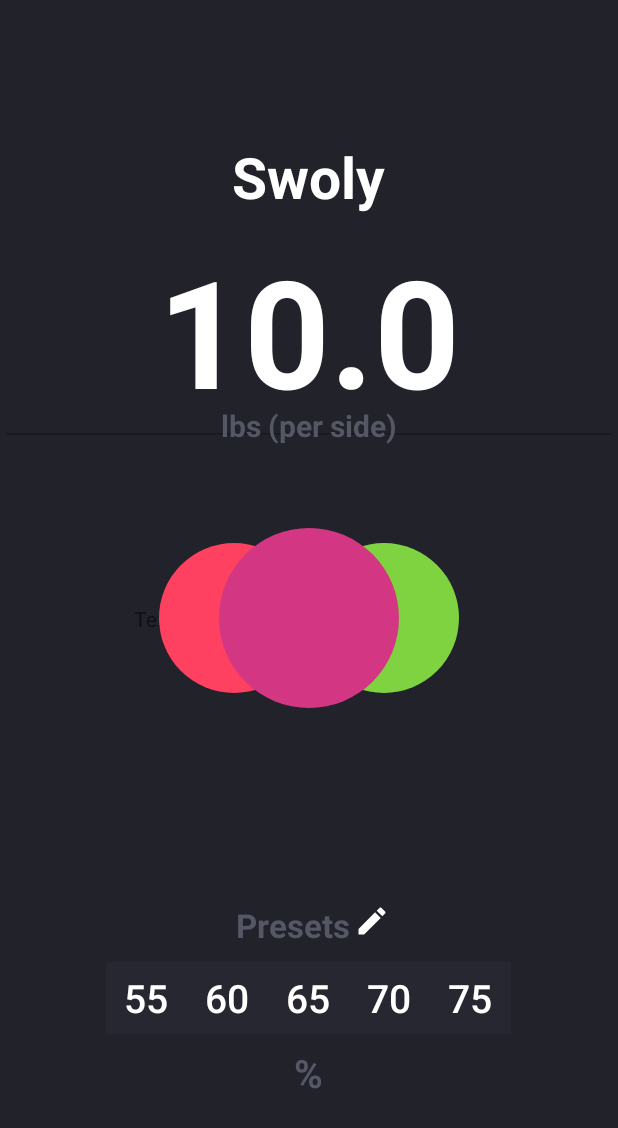
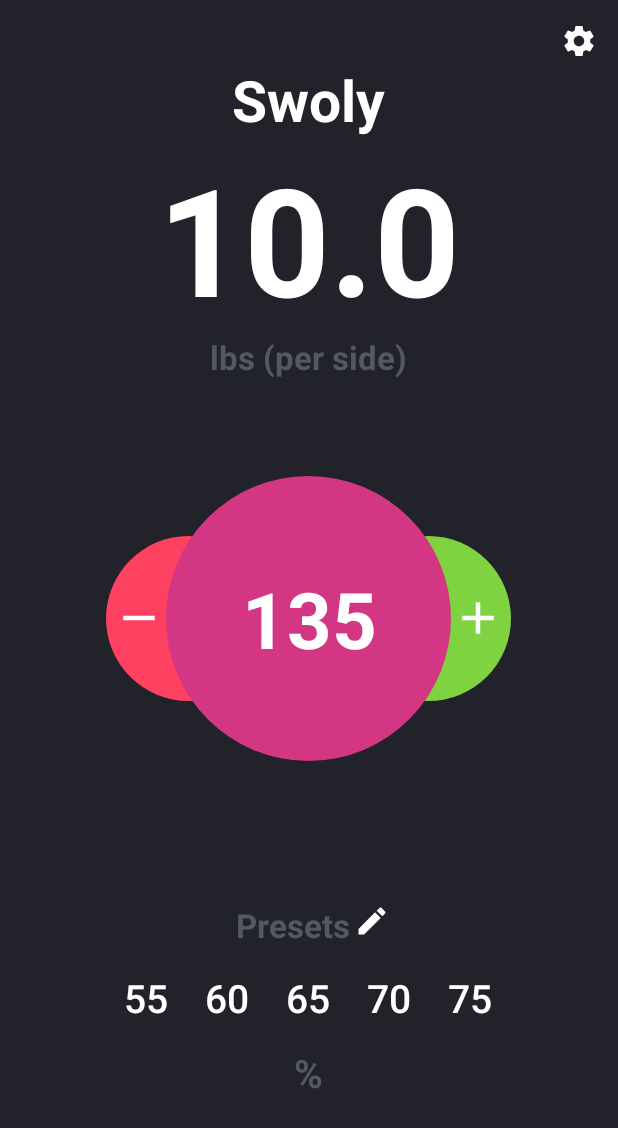
Before and after one commit to Durian-Inc/Swoly, an Android app: the screen it shows after launch (MainActivity), on a phone screen of 412 x 824 dp. Shown: the top 1128 px of the screen. Run offline under Robolectric (Android 15) with nearby library versions, the phone set to English and light mode, and no system bars; our stand-ins replace AdMob; 3 statements that could not run were skipped.

Commit message:
final ui, added ripple to presets, all relevant items on screen

```diff
--- /dev/null
+++ b/mobile/src/main/res/drawable/ripplebubble.xml
@@ -0,0 +1,11 @@
+<?xml version="1.0" encoding="utf-8"?>
+<ripple xmlns:android="http://schemas.android.com/apk/res/android"
+    xmlns:tools="http://schemas.android.com/tools"
+    android:color="#f816a463"
+    tools:targetApi="lollipop">
+    <item android:id="@android:id/mask">
+        <shape android:shape="oval">
+            <solid android:color="#f816a463" />
+        </shape>
+    </item>
+</ripple>
--- a/mobile/src/main/res/layout/content_main.xml
+++ b/mobile/src/main/res/layout/content_main.xml
@@ -1,5 +1,6 @@
 <LinearLayout xmlns:android="http://schemas.android.com/apk/res/android"
     xmlns:app="http://schemas.android.com/apk/res-auto"
+    xmlns:tools="http://schemas.android.com/tools"
     android:layout_width="fill_parent"
     android:layout_height="fill_parent"
     android:orientation="vertical"
@@ -13,50 +14,58 @@
         android:weightSum="1">
 
         <TextView
-            android:text="Swoly"
             android:layout_width="wrap_content"
             android:layout_height="wrap_content"
-            android:id="@+id/apptitle"
-            android:textStyle="normal|bold"
-            android:textColor="@color/textColor"
-            android:textAlignment="center"
-            android:layout_above="@id/editText"
-            android:layout_centerHorizontal="true"
-            android:textSize="38dp" />
-
-        <EditText
-            android:layout_width="wrap_content"
-            android:layout_height="wrap_content"
-            android:inputType="textPersonName"
             android:text="10.0"
-            android:ems="10"
-            android:id="@+id/editText"
-            android:textStyle="normal|bold"
+            android:id="@+id/txtEachSide"
+            android:textStyle="bold"
             android:textColor="@color/textColor"
             android:textSize="100sp"
             android:textAlignment="center"
-            android:layout_alignParentBottom="true"
-            android:layout_alignParentStart="true"
-            android:layout_marginBottom="20dp"
+            android:layout_centerHorizontal="true"
+            android:layout_centerVertical="true"
+            android:layout_marginBottom="30dp"
             android:clickable="false"
             android:enabled="false"
             android:focusable="false"
             android:longClickable="false"
             android:linksClickable="false"
-            android:textIsSelectable="false"
-            android:textAllCaps="false" />
+            android:textIsSelectable="false" />
 
         <TextView
-            android:text="lbs (per side)"
+            android:text="Swoly"
             android:layout_width="wrap_content"
             android:layout_height="wrap_content"
+            android:id="@+id/apptitle"
+            android:textStyle="bold"
+            android:textColor="@color/textColor"
+            android:textAlignment="center"
+            android:layout_above="@id/txtEachSide"
+            android:layout_centerHorizontal="true"
+            android:textSize="38dp" />
+
+        <TextView
+            android:layout_width="wrap_content"
+            android:layout_height="wrap_content"
+            android:text="lbs (per side)"
             android:id="@+id/textView7"
             android:textStyle="bold"
             android:textAlignment="center"
             android:textColor="@color/textColor2"
-            android:textSize="20dp"
-            android:layout_alignBottom="@id/editText"
+            android:textSize="22dp"
+            android:layout_below="@id/txtEachSide"
+            android:layout_marginTop="-32dp"
             android:layout_centerHorizontal="true" />
+
+        <ImageView
+            android:layout_width="wrap_content"
+            android:layout_height="wrap_content"
+            app:srcCompat="@drawable/ic_settings_white_24dp"
+            android:layout_marginEnd="14dp"
+            android:id="@+id/imageView"
+            android:layout_alignParentTop="true"
+            android:layout_alignParentEnd="true"
+            android:layout_marginTop="15dp" />
     </RelativeLayout>
 
     <RelativeLayout
@@ -67,16 +76,14 @@
 
         <ImageView
             android:layout_width="wrap_content"
-            android:layout_height="wrap_content"
+            android:layout_height="match_parent"
             app:srcCompat="@drawable/circleaccent"
             android:layout_centerVertical="true"
             android:layout_centerHorizontal="true"
             android:id="@+id/accentcircle"
-            android:minHeight="120dp"
-            android:minWidth="120dp"
-            android:maxWidth="140dp"
-            android:maxHeight="140dp"
-            android:elevation="25dp" />
+            android:adjustViewBounds="true"
+            android:elevation="25dp"
+            android:clickable="true" />
 
         <ImageView
             android:layout_width="wrap_content"
@@ -86,10 +93,10 @@
             android:layout_alignStart="@id/accentcircle"
             android:layout_marginStart="-40dp"
             android:id="@+id/minuscircle"
-            android:minHeight="100dp"
-            android:minWidth="100dp"
-            android:maxWidth="120dp"
-            android:maxHeight="120dp"
+            android:minHeight="110dp"
+            android:minWidth="110dp"
+            android:maxWidth="130dp"
+            android:maxHeight="130dp"
             android:elevation="20dp" />
 
         <ImageView
@@ -100,19 +107,54 @@
             android:layout_alignEnd="@id/accentcircle"
             android:layout_marginEnd="-40dp"
             android:id="@+id/pluscircle"
-            android:minHeight="100dp"
-            android:minWidth="100dp"
-            android:maxWidth="120dp"
-            android:maxHeight="120dp"
+            android:minHeight="110dp"
+            android:minWidth="110dp"
+            android:maxWidth="130dp"
+            android:maxHeight="130dp"
             android:elevation="20dp" />
 
-        <TextView
-            android:text="TextView"
+        <ImageView
             android:layout_width="wrap_content"
             android:layout_height="wrap_content"
-            android:id="@+id/textView"
+            app:srcCompat="@drawable/ic_remove_white_36dp"
             android:layout_centerVertical="true"
-            android:layout_toStartOf="@+id/accentcircle" />
+            android:layout_toStartOf="@+id/accentcircle"
+            android:id="@+id/imageView3"
+            android:elevation="21dp" />
+
+        <ImageView
+            android:layout_width="wrap_content"
+            android:layout_height="wrap_content"
+            app:srcCompat="@drawable/ic_add_white_36dp"
+            android:id="@+id/imageView2"
+            android:elevation="21dp"
+            android:layout_alignTop="@+id/imageView3"
+            android:layout_toEndOf="@+id/accentcircle" />
+
+        <EditText
+            android:layout_width="wrap_content"
+            android:layout_height="wrap_content"
+            android:inputType="numberDecimal"
+            android:ems="10"
+            android:layout_centerVertical="true"
+            android:layout_centerHorizontal="true"
+            android:id="@+id/maxweight"
+            android:elevation="26dp"
+            android:text="135"
+            android:textAlignment="center"
+            android:textStyle="bold"
+            android:textColor="@color/textColor"
+            android:textSize="52dp"
+            android:clickable="false"
+            android:background="@android:color/transparent"
+            android:contextClickable="false"
+            android:editable="false"
+            android:longClickable="false"
+            android:linksClickable="false"
+            android:selectAllOnFocus="true"
+            android:textIsSelectable="false"
+            android:enabled="false" />
+
     </RelativeLayout>
 
     <RelativeLayout
@@ -140,7 +182,7 @@
             android:textColor="@color/textColor"
             android:textAlignment="center"
             android:textAllCaps="false"
-            android:background="@color/presetColor"
+            android:background="?android:selectableItemBackground"
             android:minWidth="54dip"
             android:layout_alignBaseline="@+id/preset2"
             android:layout_alignBottom="@+id/preset2"
@@ -156,7 +198,7 @@
             android:textColor="@color/textColor"
             android:textAlignment="center"
             android:textAllCaps="false"
-            android:background="@color/presetColor"
+            android:background="?android:selectableItemBackground"
             android:minWidth="54dip"
             android:layout_alignBaseline="@+id/preset3"
             android:layout_alignBottom="@+id/preset3"
@@ -172,7 +214,7 @@
             android:textColor="@color/textColor"
             android:textAlignment="center"
             android:textAllCaps="false"
-            android:background="@color/presetColor"
+            android:background="?android:selectableItemBackground"
             android:minWidth="54dip"
             android:layout_centerVertical="true"
             android:layout_centerHorizontal="true" />
@@ -187,7 +229,7 @@
             android:textColor="@color/textColor"
             android:textAlignment="center"
             android:textAllCaps="false"
-            android:background="@color/presetColor"
+            android:background="?android:selectableItemBackground"
             android:minWidth="54dip"
             android:layout_alignTop="@+id/preset3"
             android:layout_toEndOf="@+id/preset3" />
@@ -202,7 +244,7 @@
             android:textColor="@color/textColor"
             android:textAlignment="center"
             android:textAllCaps="false"
-            android:background="@color/presetColor"
+            android:background="?android:selectableItemBackground"
             android:minWidth="54dip"
             android:layout_alignBaseline="@+id/preset4"
             android:layout_alignBottom="@+id/preset4"
```
